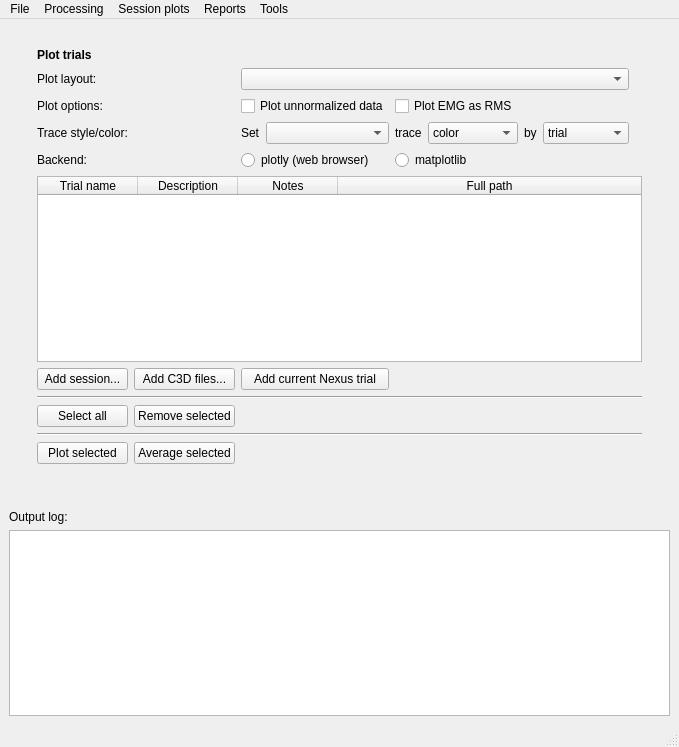
Qt form gaitutils/gui/gaitmenu.ui (NCH-Motion-Laboratory/gaitutils) before a commit.
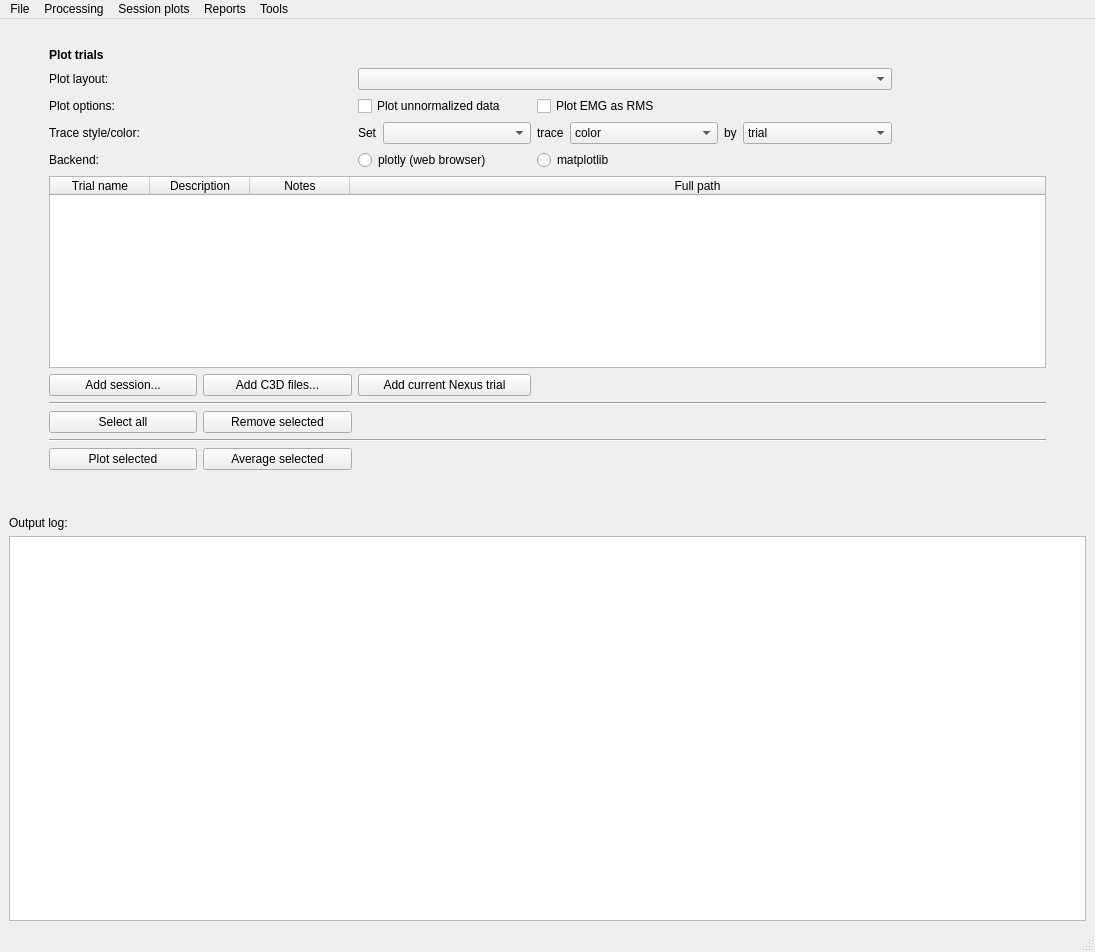
The same form after that commit.

Commit message: add edf export to gui

Diff of the .ui file:
```diff
--- a/gaitutils/gui/gaitmenu.ui
+++ b/gaitutils/gui/gaitmenu.ui
@@ -6,8 +6,8 @@
    <rect>
     <x>0</x>
     <y>0</y>
-    <width>679</width>
-    <height>747</height>
+    <width>1095</width>
+    <height>952</height>
    </rect>
   </property>
   <property name="windowTitle">
@@ -416,8 +416,8 @@
     <rect>
      <x>0</x>
      <y>0</y>
-     <width>679</width>
-     <height>21</height>
+     <width>1095</width>
+     <height>38</height>
     </rect>
    </property>
    <widget class="QMenu" name="menuFile">
```
Left out of the diff: 6 changed lines with no effect on the pictures. The commit also changes 1 other file.
